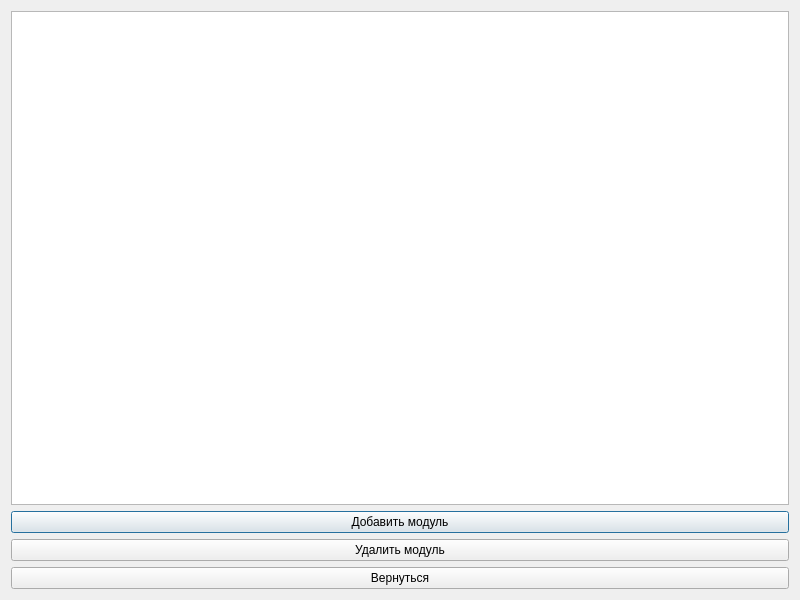
reborn-type/Simple-English-learning-APP, file moduls.ui: the form before one commit.
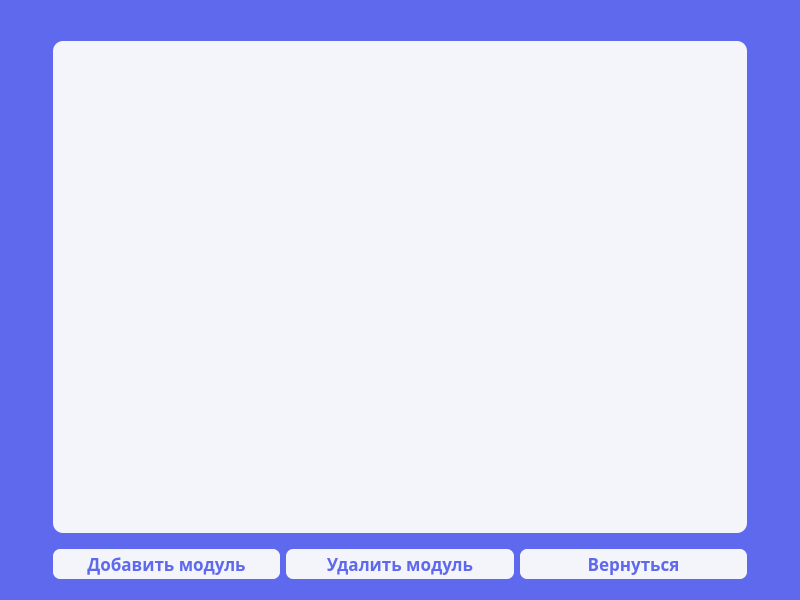
The form after the commit.

```diff
--- a/moduls.ui
+++ b/moduls.ui
@@ -13,31 +13,206 @@
   <property name="windowTitle">
    <string>Dialog</string>
   </property>
-  <layout class="QVBoxLayout" name="verticalLayout">
-   <item>
-    <widget class="QTableView" name="tableView"/>
+  <property name="styleSheet">
+   <string notr="true">background-color: #5e69ee; </string>
+  </property>
+  <layout class="QGridLayout" name="gridLayout">
+   <item row="2" column="1">
+    <spacer name="verticalSpacer">
+     <property name="orientation">
+      <enum>Qt::Orientation::Vertical</enum>
+     </property>
+     <property name="sizeType">
+      <enum>QSizePolicy::Policy::Fixed</enum>
+     </property>
+     <property name="sizeHint" stdset="0">
+      <size>
+       <width>20</width>
+       <height>10</height>
+      </size>
+     </property>
+    </spacer>
    </item>
-   <item>
-    <widget class="QPushButton" name="pushButton">
-     <property name="text">
-      <string>Добавить модуль</string>
+   <item row="4" column="1">
+    <spacer name="verticalSpacer_2">
+     <property name="orientation">
+      <enum>Qt::Orientation::Vertical</enum>
      </property>
-    </widget>
+     <property name="sizeType">
+      <enum>QSizePolicy::Policy::Fixed</enum>
+     </property>
+     <property name="sizeHint" stdset="0">
+      <size>
+       <width>20</width>
+       <height>10</height>
+      </size>
+     </property>
+    </spacer>
    </item>
-   <item>
-    <widget class="QPushButton" name="pushButton_2">
-     <property name="text">
-      <string>Удалить модуль</string>
+   <item row="1" column="2">
+    <spacer name="horizontalSpacer_2">
+     <property name="orientation">
+      <enum>Qt::Orientation::Horizontal</enum>
      </property>
-    </widget>
+     <property name="sizeType">
+      <enum>QSizePolicy::Policy::Fixed</enum>
+     </property>
+     <property name="sizeHint" stdset="0">
+      <size>
+       <width>42</width>
+       <height>20</height>
+      </size>
+     </property>
+    </spacer>
    </item>
-   <item>
-    <widget class="QPushButton" name="pushButton_3">
-     <property name="text">
-      <string>Вернуться</string>
+   <item row="1" column="1">
+    <widget class="QTableView" name="tableView">
+     <property name="font">
+      <font>
+       <family>Onest</family>
+       <pointsize>10</pointsize>
+       <fontweight>DemiBold</fontweight>
+      </font>
      </property>
+     <property name="styleSheet">
+      <string notr="true">QTableView{
+background-color: #F4F4FB; 
+color: #5e69ee; 
+border-radius: 10px;
+}
+
+QTableView::item:focus {
+    border: 1px solid #5e69ee;
+    background-color: #F4F4FB;
+}
+
+QTableView::item:selected {
+    background-color: #5e69ee;
+    color: white;
+}</string>
+     </property>
     </widget>
    </item>
+   <item row="3" column="1">
+    <layout class="QHBoxLayout" name="horizontalLayout">
+     <item>
+      <widget class="QPushButton" name="pushButton">
+       <property name="font">
+        <font>
+         <family>Onest</family>
+         <pointsize>13</pointsize>
+         <bold>true</bold>
+        </font>
+       </property>
+       <property name="styleSheet">
+        <string notr="true">QPushButton{
+width: 15x;
+height: 30px;
+border-radius: 7px;
+background-color: #F4F4FB;
+color: #5e69ee;
+}
+
+QPushButton:hover {
+    background-color: #ddddf3; 
+    color: #4955ec;
+}</string>
+       </property>
+       <property name="text">
+        <string>Добавить модуль</string>
+       </property>
+      </widget>
+     </item>
+     <item>
+      <widget class="QPushButton" name="pushButton_2">
+       <property name="font">
+        <font>
+         <family>Onest</family>
+         <pointsize>13</pointsize>
+         <bold>true</bold>
+        </font>
+       </property>
+       <property name="styleSheet">
+        <string notr="true">QPushButton{
+width: 15x;
+height: 30px;
+border-radius: 7px;
+background-color: #F4F4FB;
+color: #5e69ee;
+}
+
+QPushButton:hover {
+    background-color: #ddddf3; 
+    color: #4955ec;
+}</string>
+       </property>
+       <property name="text">
+        <string>Удалить модуль</string>
+       </property>
+      </widget>
+     </item>
+     <item>
+      <widget class="QPushButton" name="pushButton_3">
+       <property name="font">
+        <font>
+         <family>Onest</family>
+         <pointsize>13</pointsize>
+         <bold>true</bold>
+        </font>
+       </property>
+       <property name="styleSheet">
+        <string notr="true">QPushButton{
+width: 15x;
+height: 30px;
+border-radius: 7px;
+background-color: #F4F4FB;
+color: #5e69ee;
+}
+
+QPushButton:hover {
+    background-color: #ddddf3; 
+    color: #4955ec;
+}</string>
+       </property>
+       <property name="text">
+        <string>Вернуться</string>
+       </property>
+      </widget>
+     </item>
+    </layout>
+   </item>
+   <item row="1" column="0">
+    <spacer name="horizontalSpacer">
+     <property name="orientation">
+      <enum>Qt::Orientation::Horizontal</enum>
+     </property>
+     <property name="sizeType">
+      <enum>QSizePolicy::Policy::Fixed</enum>
+     </property>
+     <property name="sizeHint" stdset="0">
+      <size>
+       <width>42</width>
+       <height>20</height>
+      </size>
+     </property>
+    </spacer>
+   </item>
+   <item row="0" column="1">
+    <spacer name="verticalSpacer_3">
+     <property name="orientation">
+      <enum>Qt::Orientation::Vertical</enum>
+     </property>
+     <property name="sizeType">
+      <enum>QSizePolicy::Policy::Fixed</enum>
+     </property>
+     <property name="sizeHint" stdset="0">
+      <size>
+       <width>20</width>
+       <height>30</height>
+      </size>
+     </property>
+    </spacer>
+   </item>
   </layout>
  </widget>
  <resources/>
```
